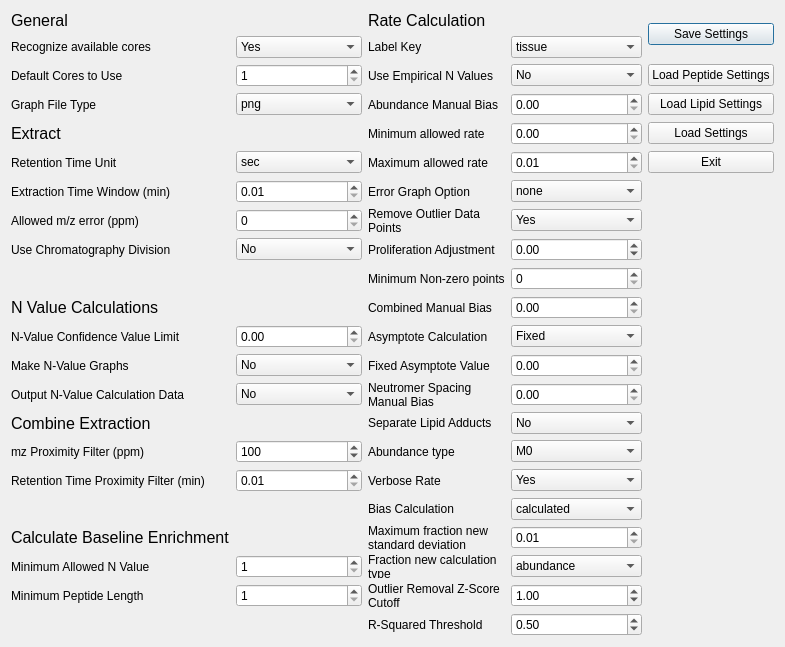
Above: ui_files/Settings_Menu.ui from JC-Price/DeuteRater before the change. Below: the same form after it.
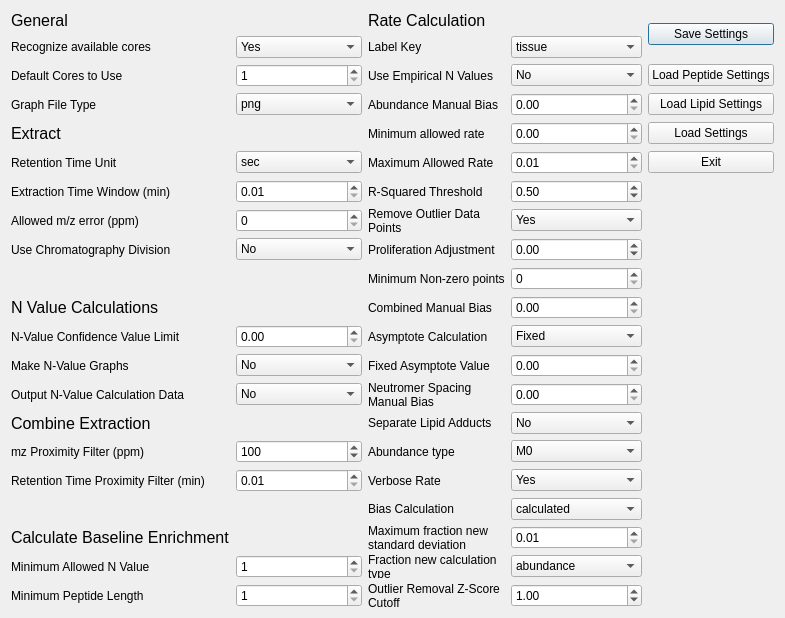
That is the form after the change.

Commit message: Added a check for max_allowed_enrichment, removed unused settings, updated todo.txt

Diff of the .ui file:
```diff
--- a/ui_files/Settings_Menu.ui
+++ b/ui_files/Settings_Menu.ui
@@ -174,7 +174,7 @@
      </property>
     </widget>
    </item>
-   <item row="21" column="2">
+   <item row="6" column="2">
     <widget class="QLabel" name="label_52">
      <property name="text">
       <string>R-Squared Threshold</string>
@@ -184,7 +184,7 @@
      </property>
     </widget>
    </item>
-   <item row="21" column="3">
+   <item row="6" column="3">
     <widget class="QDoubleSpinBox" name="r2_threshold">
      <property name="minimum">
       <double>0.0000000</double>
@@ -837,7 +837,7 @@
    <item row="5" column="2">
     <widget class="QLabel" name="label_30">
      <property name="text">
-      <string>Maximum allowed rate</string>
+      <string>Maximum Allowed Rate</string>
      </property>
      <property name="wordWrap">
       <bool>true</bool>
@@ -854,35 +854,6 @@
      </property>
     </widget>
    </item>
-   <item row="6" column="3">
-    <widget class="QComboBox" name="error_graph_option">
-     <item>
-      <property name="text">
-       <string>none</string>
-      </property>
-     </item>
-     <item>
-      <property name="text">
-       <string>approximate</string>
-      </property>
-     </item>
-     <item>
-      <property name="text">
-       <string>exact</string>
-      </property>
-     </item>
-    </widget>
-   </item>
-   <item row="6" column="2">
-    <widget class="QLabel" name="label_40">
-     <property name="text">
-      <string>Error Graph Option</string>
-     </property>
-     <property name="wordWrap">
-      <bool>true</bool>
-     </property>
-    </widget>
-   </item>
    <item row="2" column="0">
     <widget class="QLabel" name="label_18">
      <property name="text">
```
The commit also changes 9 other files.
